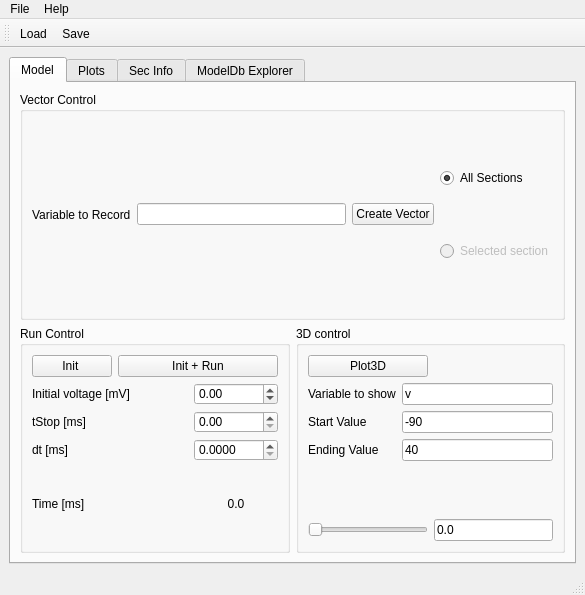
Old version of the form src/neuronvisio/ui/neuronvisio.ui in the repository mattions/neuronvisio.
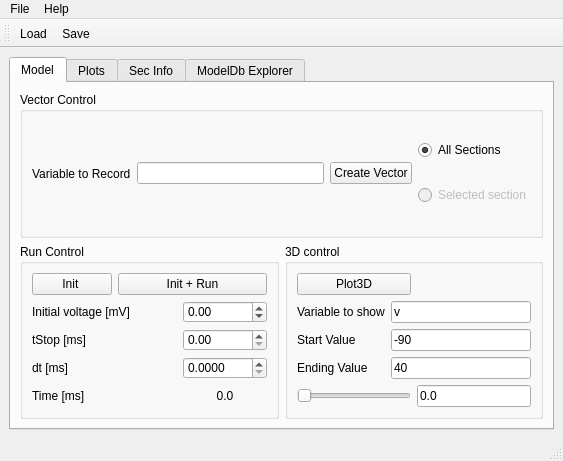
New version of the form. The open tabs and pages were chosen to show the change. Icons and pictures are not drawn.

Commit message: Opening Neuronvisio on the first tab.

```diff
--- a/src/neuronvisio/ui/neuronvisio.ui
+++ b/src/neuronvisio/ui/neuronvisio.ui
@@ -6,8 +6,8 @@
    <rect>
     <x>0</x>
     <y>0</y>
-    <width>585</width>
-    <height>595</height>
+    <width>563</width>
+    <height>461</height>
    </rect>
   </property>
   <property name="windowTitle">
@@ -488,7 +488,7 @@
     <rect>
      <x>0</x>
      <y>0</y>
-     <width>585</width>
+     <width>563</width>
      <height>25</height>
     </rect>
    </property>
```
Left out of the diff: 2 changed lines with no effect on the pictures.
